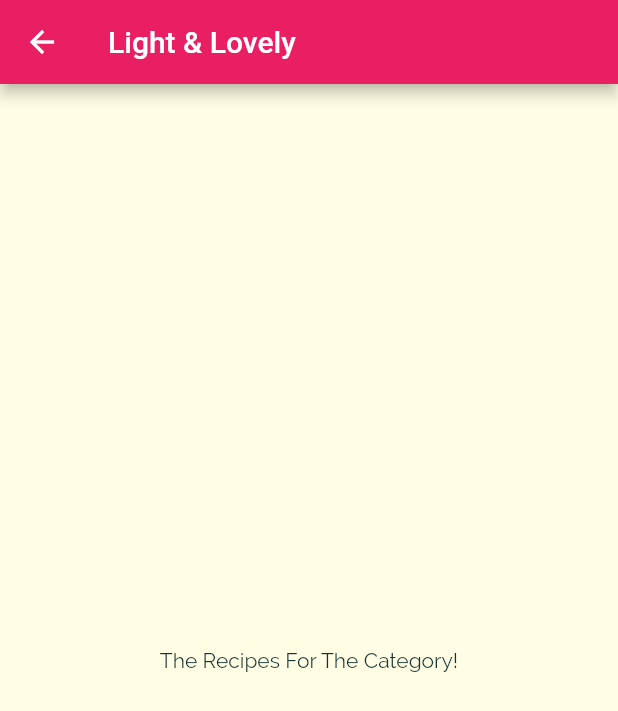
After one commit to tugcekaratekee/meals_app, a Flutter app: the screen it shows after launch, after a tap on "Light & Lovely", on a phone screen of 412 x 824 dp. The commit adds this screen. Shown: the top 711 px of the screen. Run offline on Flutter 3.47's test engine with Material 2 defaults, Android fonts, the phone set to English and light mode, and no system bars.

Commit message:
Using Named Routes & Passing Data With Named Routes

```diff
--- a/lib/categories_screen.dart
+++ b/lib/categories_screen.dart
@@ -13,6 +13,7 @@ class CategoriesScreen extends StatelessWidget {
         padding: const EdgeInsets.all(25),
         children: DUMMY_CATEGORIES
             .map((catData) => CategoryItem(
+                  catData.id,
                   catData.title,
                   catData.color,
                 ))
--- a/lib/category_item.dart
+++ b/lib/category_item.dart
@@ -1,13 +1,29 @@
 import 'package:flutter/material.dart';
+import './category_meals_screen.dart';
 
 class CategoryItem extends StatelessWidget {
+  final String id;
   final String title;
   final Color color;
 
-  CategoryItem(this.title, this.color);
+  CategoryItem(this.id, this.title, this.color);
+  void selectCategory(BuildContext ctx) {
+    Navigator.of(ctx).pushNamed(
+      '/category-meals',
+      arguments: {
+        'id': id,
+        'title': title,
+      },
+    );
+  }
+
   @override
   Widget build(BuildContext context) {
-    return Container(
+    return InkWell(
+      onTap: () => selectCategory(context),
+      splashColor: Theme.of(context).primaryColor,
+      borderRadius: BorderRadius.circular(15),
+      child: Container(
         padding: const EdgeInsets.all(15),
         child: Text(
           title,
@@ -24,6 +40,7 @@ class CategoryItem extends StatelessWidget {
           ),
           borderRadius: BorderRadius.circular(15),
         ),
+      ),
     );
   }
 }
--- /dev/null
+++ b/lib/category_meals_screen.dart
@@ -0,0 +1,26 @@
+import 'package:flutter/material.dart';
+
+class CategoryMealsScreen extends StatelessWidget {
+  // final String categoryId;
+  // final String categoryTitle;
+
+  // CategoryMealsScreen(this.categoryId, this.categoryTitle);
+
+  @override
+  Widget build(BuildContext context) {
+    final routeArgs =
+        ModalRoute.of(context)?.settings.arguments as Map<String, String>;
+    final categoryTitle = routeArgs['title'];
+    final categoryId = routeArgs['id'];
+    return Scaffold(
+      appBar: AppBar(
+        title: Text(categoryTitle!),
+      ),
+      body: Center(
+        child: Text(
+          'The Recipes For The Category!',
+        ),
+      ),
+    );
+  }
+}
--- a/lib/main.dart
+++ b/lib/main.dart
@@ -1,7 +1,6 @@
-import 'dart:ui';
-
 import 'package:flutter/material.dart';
-import 'package:meals_app/categories_screen.dart';
+import './categories_screen.dart';
+import './category_meals_screen.dart';
 
 void main() => runApp(MyApp());
 
@@ -29,6 +28,7 @@ class MyApp extends StatelessWidget {
             )),
       ),
       home: CategoriesScreen(),
+      routes: {'/category-meals': (ctx) => CategoryMealsScreen()},
     );
   }
 }
```
Lines whose indentation alone changed are shown as unchanged.
